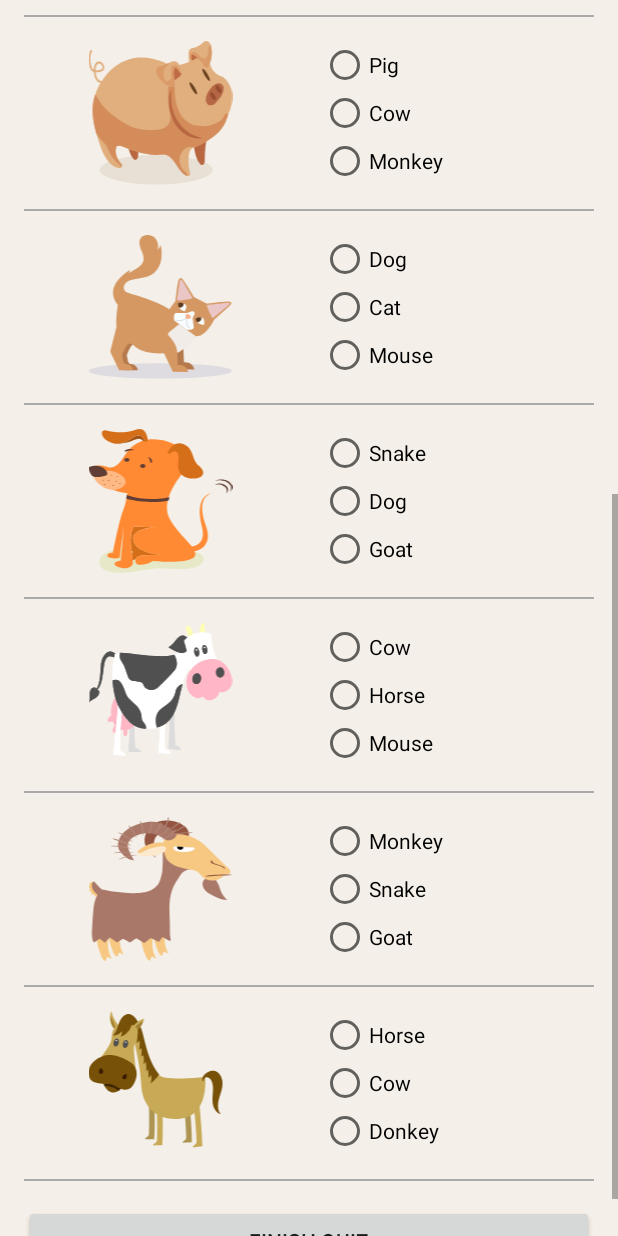
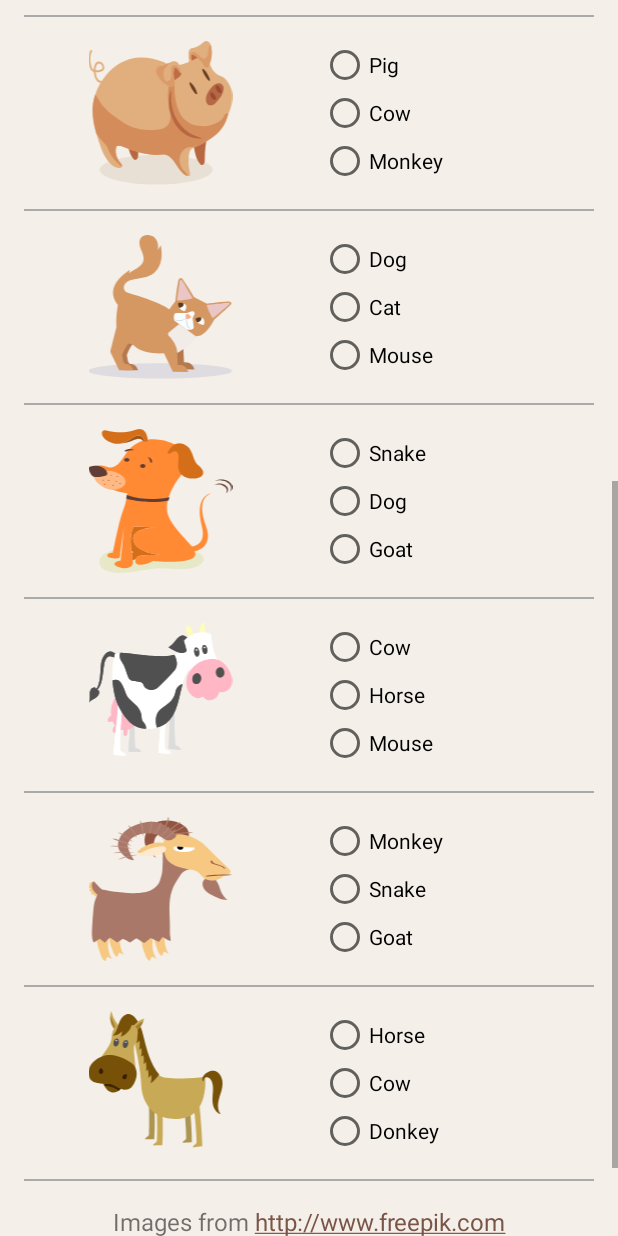
Before and after one commit to PetraKockova/FarmAnimalsQuiz, an Android app: the layout activity_main.xml on its own in the app's theme, with its tools: preview values and no code run, scrolled down 576 dp, on a phone screen of 412 x 824 dp. Run offline under Robolectric (Android 15) with nearby library versions, the phone set to English and light mode, and no system bars.

```diff
--- a/app/src/main/res/layout/activity_main.xml
+++ b/app/src/main/res/layout/activity_main.xml
@@ -385,6 +385,16 @@
 
         <View style="@style/AppTheme.Divider" />
 
+        <TextView
+            android:layout_marginTop="@dimen/margin_16"
+            android:textAlignment="center"
+            android:layout_width="match_parent"
+            android:layout_height="wrap_content"
+            android:textSize="16sp"
+            android:autoLink="web"
+            android:linksClickable="true"
+            android:text="@string/images_attribution" />
+
         <!-- ANSWER BUTTON -->
         <Button
             android:onClick="finishClick"
--- a/app/src/main/res/values/strings.xml
+++ b/app/src/main/res/values/strings.xml
@@ -1,9 +1,7 @@
 <resources>
     <string name="app_name">Animals on the Farm</string>
-    <string name="play_sound">Play Sound</string>
     <string name="basic_question">Which animal is in the picture?</string>
     <string name="finish_quiz">Finish Quiz</string>
-
     <string name="cow">Cow</string>
     <string name="dog">Dog</string>
     <string name="cat">Cat</string>
@@ -22,5 +20,5 @@
     <string name="donkey">Donkey</string>
     <string name="error_missing_answer">You haven\'t selected all answers.</string>
     <string name="finish_message">You have answered correctly %1$d/10.</string>
-
+    <string name="images_attribution">Images from http://www.freepik.com</string>
 </resources>
```
Also changed, not shown: 1 other file.
